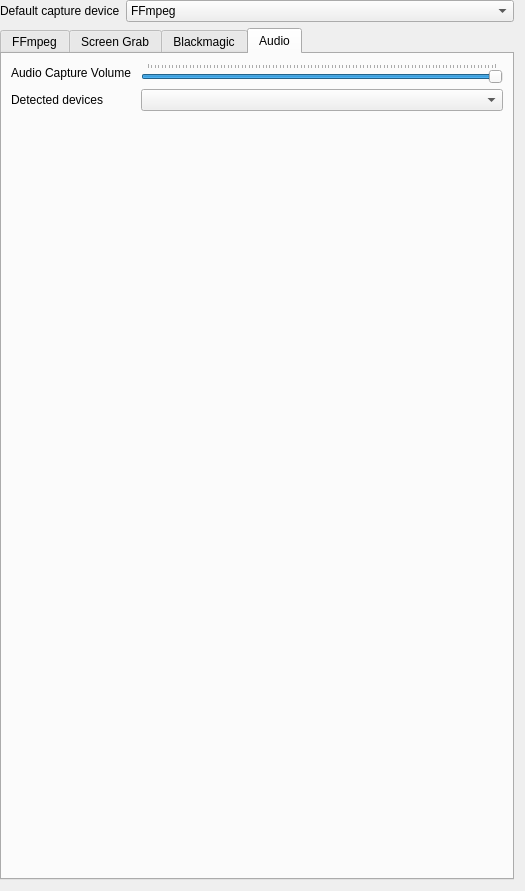
Qt form src/ui/configcapture_ui.ui (KDE/kdenlive) before a commit.
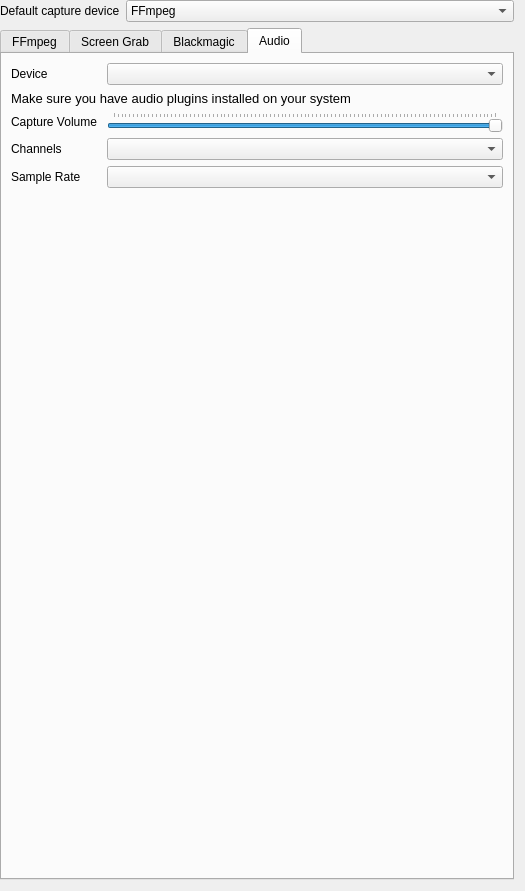
The same form after that commit.

Commit message: Added audio capture channel & sample rate configuration. When capturing audio, it's very useful to be able to choose the number of channels and sample rate for the recorded data. This commit adds that posibility.

Patch:
```diff
--- a/src/ui/configcapture_ui.ui
+++ b/src/ui/configcapture_ui.ui
@@ -639,14 +639,44 @@
        <string>Audio</string>
       </attribute>
       <layout class="QGridLayout" name="gridLayout_2">
-       <item row="0" column="0">
+       <item row="5" column="0">
+        <widget class="QLabel" name="label_5">
+         <property name="text">
+          <string>Sample Rate</string>
+         </property>
+        </widget>
+       </item>
+       <item row="3" column="0">
         <widget class="QLabel" name="label_2">
          <property name="text">
-          <string>Audio Capture Volume </string>
+          <string>Capture Volume </string>
          </property>
         </widget>
        </item>
-       <item row="0" column="1">
+       <item row="6" column="1">
+        <spacer name="verticalSpacer_2">
+         <property name="orientation">
+          <enum>Qt::Vertical</enum>
+         </property>
+         <property name="sizeHint" stdset="0">
+          <size>
+           <width>20</width>
+           <height>661</height>
+          </size>
+         </property>
+        </spacer>
+       </item>
+       <item row="4" column="0">
+        <widget class="QLabel" name="label_3">
+         <property name="text">
+          <string>Channels</string>
+         </property>
+        </widget>
+       </item>
+       <item row="5" column="1">
+        <widget class="QComboBox" name="audiocapturesamplerate"/>
+       </item>
+       <item row="3" column="1">
         <widget class="QSlider" name="kcfg_audiocapturevolume">
          <property name="maximum">
           <number>100</number>
@@ -671,28 +701,30 @@
          </property>
         </widget>
        </item>
-       <item row="1" column="0">
-        <widget class="QLabel" name="label_33">
-         <property name="text">
-          <string>Detected devices</string>
-         </property>
-        </widget>
+       <item row="4" column="1">
+        <widget class="QComboBox" name="audiocapturechannels"/>
        </item>
        <item row="1" column="1">
         <widget class="QComboBox" name="kcfg_defaultaudiocapture"/>
        </item>
-       <item row="2" column="1">
-        <spacer name="verticalSpacer_2">
-         <property name="orientation">
-          <enum>Qt::Vertical</enum>
+       <item row="1" column="0">
+        <widget class="QLabel" name="label_33">
+         <property name="text">
+          <string>Device</string>
          </property>
-         <property name="sizeHint" stdset="0">
-          <size>
-           <width>20</width>
-           <height>661</height>
-          </size>
+        </widget>
+       </item>
+       <item row="2" column="0" colspan="2">
+        <widget class="QLabel" name="labelNoAudioDevices">
+         <property name="font">
+          <font>
+           <pointsize>10</pointsize>
+          </font>
          </property>
-        </spacer>
+         <property name="text">
+          <string>Make sure you have audio plugins installed on your system</string>
+         </property>
+        </widget>
        </item>
       </layout>
      </widget>
```
The commit also changes 4 other files.
